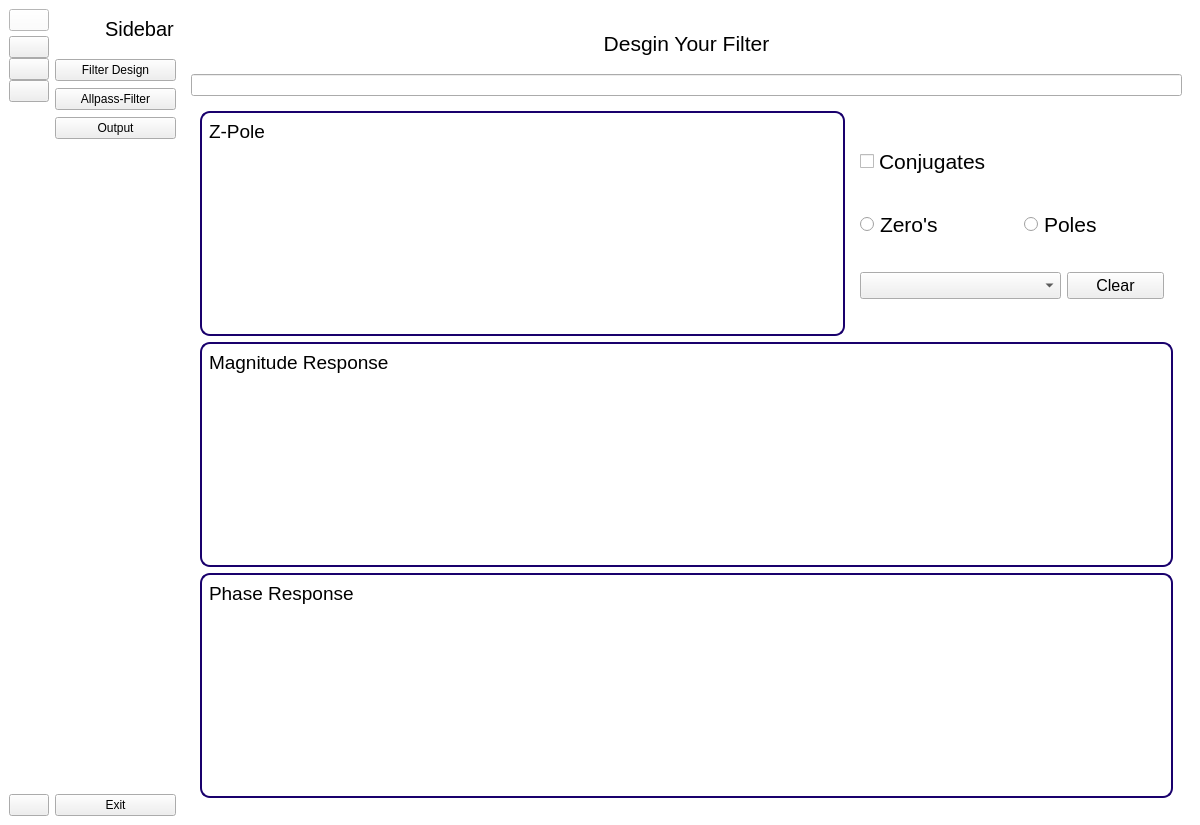
shehab400/Digital-filter-design, file FixingGUI2.ui: the form before one commit.
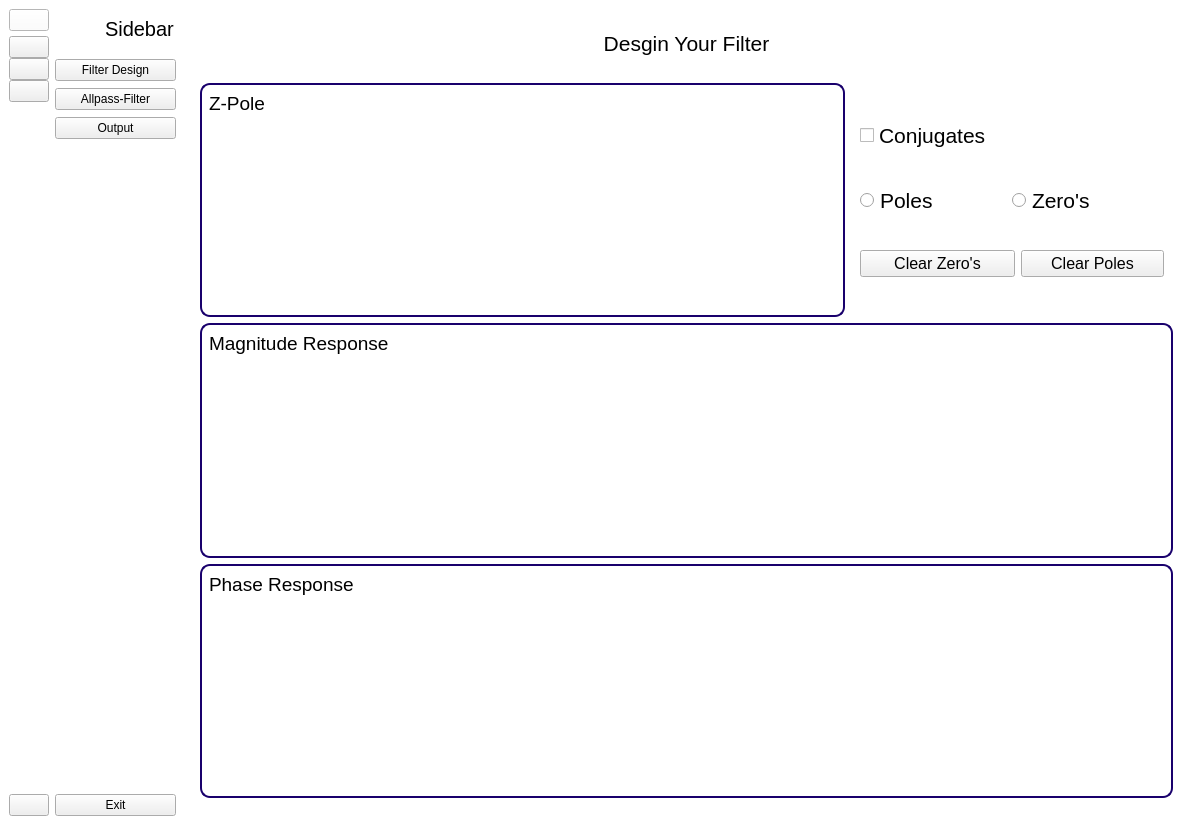
The form after the commit. The open tabs and pages were chosen to show the change. Icons and pictures are not drawn.

```diff
--- a/FixingGUI2.ui
+++ b/FixingGUI2.ui
@@ -295,7 +295,31 @@
            <item row="0" column="2">
             <widget class="QWidget" name="widget_4" native="true">
              <layout class="QGridLayout" name="gridLayout_8">
-              <item row="0" column="0" colspan="3">
+              <item row="1" column="0">
+               <widget class="QRadioButton" name="radioButton">
+                <property name="font">
+                 <font>
+                  <pointsize>16</pointsize>
+                 </font>
+                </property>
+                <property name="text">
+                 <string>Poles</string>
+                </property>
+               </widget>
+              </item>
+              <item row="1" column="1" colspan="3" alignment="Qt::AlignHCenter">
+               <widget class="QRadioButton" name="radioButton_2">
+                <property name="font">
+                 <font>
+                  <pointsize>16</pointsize>
+                 </font>
+                </property>
+                <property name="text">
+                 <string>Zero's</string>
+                </property>
+               </widget>
+              </item>
+              <item row="0" column="0" colspan="4">
                <widget class="QCheckBox" name="checkBox">
                 <property name="font">
                  <font>
@@ -308,15 +332,18 @@
                </widget>
               </item>
               <item row="2" column="0" colspan="2">
-               <widget class="QComboBox" name="comboBox">
+               <widget class="QPushButton" name="pushButton_2">
                 <property name="font">
                  <font>
                   <pointsize>12</pointsize>
                  </font>
                 </property>
+                <property name="text">
+                 <string>Clear Zero's</string>
+                </property>
                </widget>
               </item>
-              <item row="2" column="2">
+              <item row="2" column="2" colspan="2">
                <widget class="QPushButton" name="pushButton">
                 <property name="font">
                  <font>
@@ -324,31 +351,7 @@
                  </font>
                 </property>
                 <property name="text">
-                 <string>Clear</string>
-                </property>
-               </widget>
-              </item>
-              <item row="1" column="0">
-               <widget class="QRadioButton" name="radioButton">
-                <property name="font">
-                 <font>
-                  <pointsize>16</pointsize>
-                 </font>
-                </property>
-                <property name="text">
-                 <string>Zero's</string>
-                </property>
-               </widget>
-              </item>
-              <item row="1" column="1" colspan="2" alignment="Qt::AlignHCenter">
-               <widget class="QRadioButton" name="radioButton_2">
-                <property name="font">
-                 <font>
-                  <pointsize>16</pointsize>
-                 </font>
-                </property>
-                <property name="text">
-                 <string>Poles</string>
+                 <string>Clear Poles</string>
                 </property>
                </widget>
               </item>
@@ -441,22 +444,10 @@
                  <enum>QFrame::Raised</enum>
                 </property>
                 <layout class="QGridLayout" name="gridLayout_17">
-                 <item row="0" column="0">
-                  <widget class="QLabel" name="label_12">
-                   <property name="frameShape">
-                    <enum>QFrame::WinPanel</enum>
-                   </property>
-                   <property name="frameShadow">
-                    <enum>QFrame::Plain</enum>
-                   </property>
-                   <property name="lineWidth">
-                    <number>3</number>
-                   </property>
-                   <property name="midLineWidth">
-                    <number>0</number>
-                   </property>
-                   <property name="text">
-                    <string>Add Your Filter</string>
+                 <item row="0" column="0" alignment="Qt::AlignHCenter">
+                  <widget class="QLineEdit" name="lineEdit">
+                   <property name="alignment">
+                    <set>Qt::AlignRight|Qt::AlignTrailing|Qt::AlignVCenter</set>
                    </property>
                   </widget>
                  </item>
@@ -823,9 +814,6 @@
          </widget>
         </widget>
        </item>
-       <item row="1" column="0">
-        <widget class="QLineEdit" name="lineEdit"/>
-       </item>
       </layout>
      </widget>
     </item>
```
Left out of the diff: 132 changed lines with no effect on the pictures.
